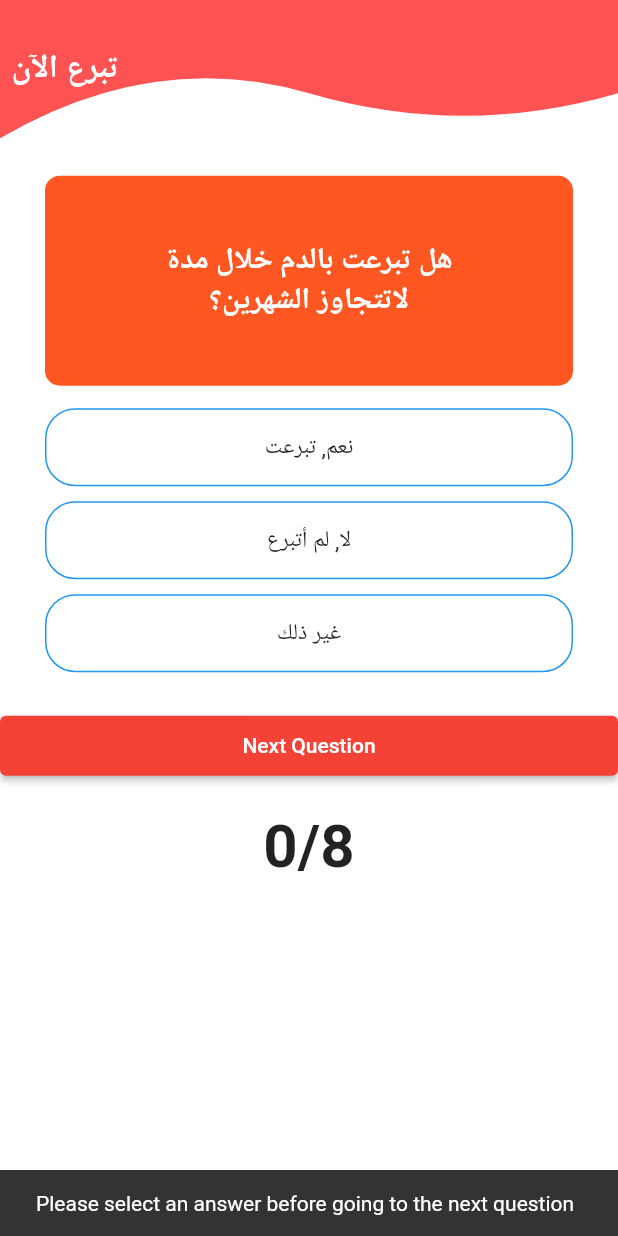
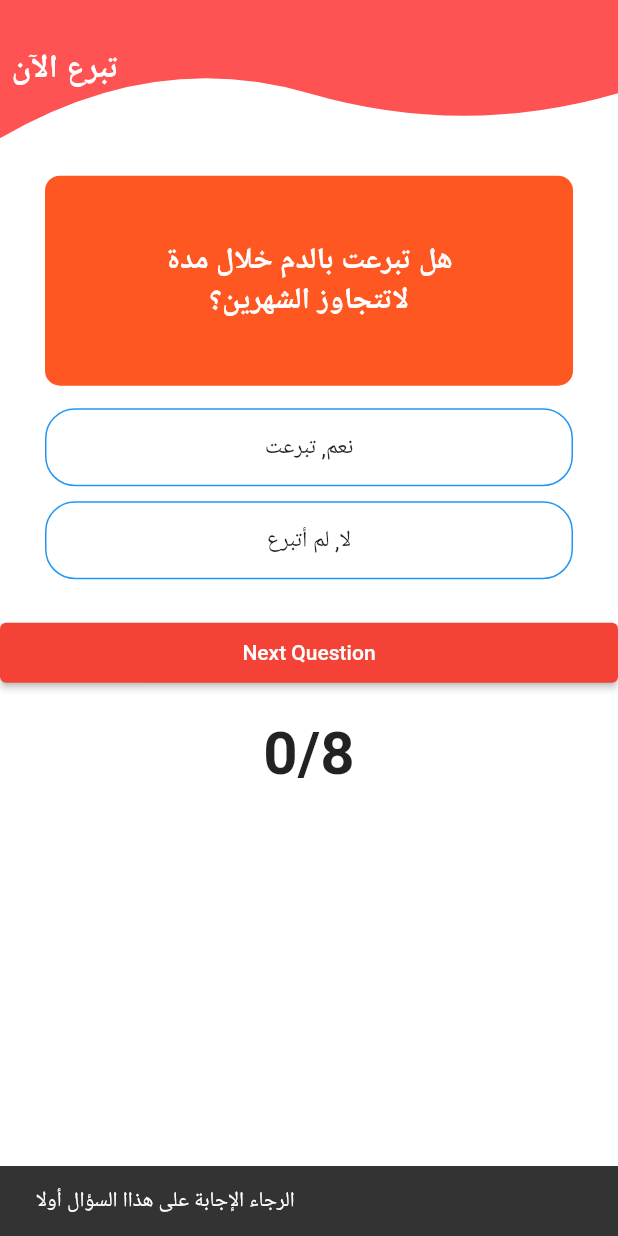
Before and after one commit to MahmoudAbuSalou/bloodDonaition, a Flutter app: the DonateScreen screen opened directly, after a tap on "Next Question", on a phone screen of 412 x 824 dp. Run offline on Flutter 3.47's test engine with Material 2 defaults, Android fonts, the phone set to English and light mode, and no system bars; our stand-ins replace awesome_dialog, bloc, conditional_builder_null_safety, curved_navigation_bar, dio, flutter_bloc and 10 more; missing offline and left inert: flutter_pin_code_widget, google_geocoding; accounts and stored records are empty; Roboto replaces fonts that are missing (Tajawal).

Commit message:
Add Questions 1-8 and answer to it

```diff
--- a/lib/Modules/donate/donate_screen.dart
+++ b/lib/Modules/donate/donate_screen.dart
@@ -161,14 +161,13 @@ class _DonateScreenState extends State<DonateScreen> {
                 onPressed: () {
                   if (!answerWasSelected) {
                     ScaffoldMessenger.of(context).showSnackBar(SnackBar(
-                      content: Text(
-                          'Please select an answer before going to the next question'),
+                      content: Text('الرجاء الإجابة على هذاا السؤال أولا'),
                     ));
                     return;
                   }
                   _nextQuestion();
                 },
-                child: Text(endOfQuiz ? 'Restart Quiz' : 'Next Question'),
+                child: Text(endOfQuiz ? 'إعادة الاختبار' : 'Next Question'),
               ),
               Container(
                 padding: EdgeInsets.all(20.0),
@@ -184,9 +183,7 @@ class _DonateScreenState extends State<DonateScreen> {
                   color: correctAnswerSelected ? Colors.green : Colors.red,
                   child: Center(
                     child: Text(
-                      correctAnswerSelected
-                          ? 'Well done, you got it right!'
-                          : 'Wrong :/',
+                      correctAnswerSelected ? 'هذا صحيح ✔️' : 'خطأ ‼️',
                       style: TextStyle(
                         fontSize: 20.0,
                         fontWeight: FontWeight.bold,
@@ -199,12 +196,12 @@ class _DonateScreenState extends State<DonateScreen> {
                 Container(
                   height: 100,
                   width: double.infinity,
-                  color: Colors.black,
+                  color: Colors.black38,
                   child: Center(
                     child: Text(
                       _totalScore > 4
-                          ? 'Congratulations! Your final score is: $_totalScore'
-                          : 'Your final score is: $_totalScore. Better luck next time!',
+                          ? ' $_totalScore :تهانينا, نيجة الاختبار هي  '
+                          : ' $_totalScore : نتيجة الاختبار هي (^///^) ',
                       style: TextStyle(
                         fontSize: 20.0,
                         fontWeight: FontWeight.bold,
--- a/lib/shared/components/constants.dart
+++ b/lib/shared/components/constants.dart
@@ -82,7 +82,6 @@ final questions = const [
     'answers': [
       {'answerText': 'نعم, تبرعت', 'score': false},
       {'answerText': 'لا, لم أتبرع', 'score': true},
-      {'answerText': 'غير ذلك', 'score': false},
     ],
   },
   {
@@ -90,7 +89,6 @@ final questions = const [
     'answers': [
       {'answerText': 'نعم', 'score': true},
       {'answerText': 'لا', 'score': false},
-      {'answerText': 'غير ذلك', 'score': false},
     ],
   },
   {
@@ -98,7 +96,6 @@ final questions = const [
     'answers': [
       {'answerText': 'نعم', 'score': false},
       {'answerText': 'لا', 'score': true},
-      {'answerText': 'غير ذلك', 'score': false},
     ],
   },
   {
@@ -114,7 +111,6 @@ final questions = const [
     'answers': [
       {'answerText': 'نعم, أصبت', 'score': false},
       {'answerText': 'لا', 'score': true},
-      {'answerText': 'غير ذلك', 'score': false},
     ],
   },
   {
@@ -122,7 +118,6 @@ final questions = const [
     'answers': [
       {'answerText': 'نعم', 'score': false},
       {'answerText': 'لا', 'score': true},
-      {'answerText': 'غير ذلك', 'score': false},
     ],
   },
   {
```
